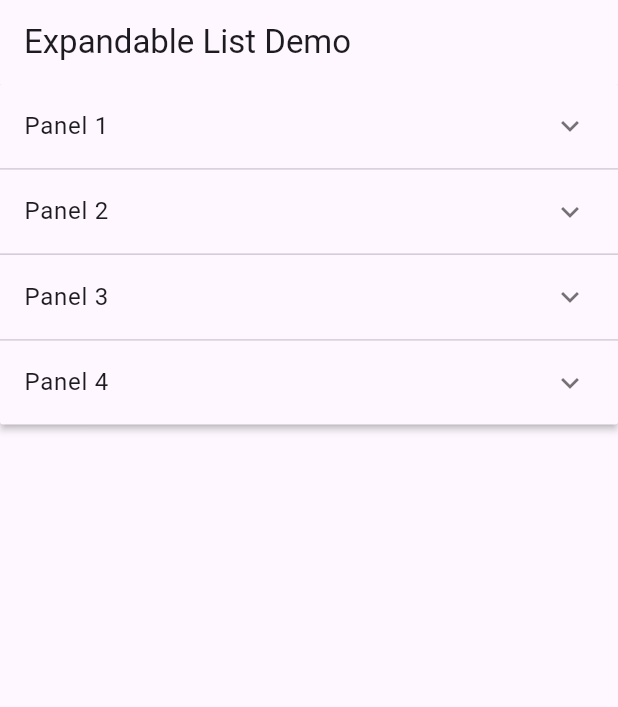
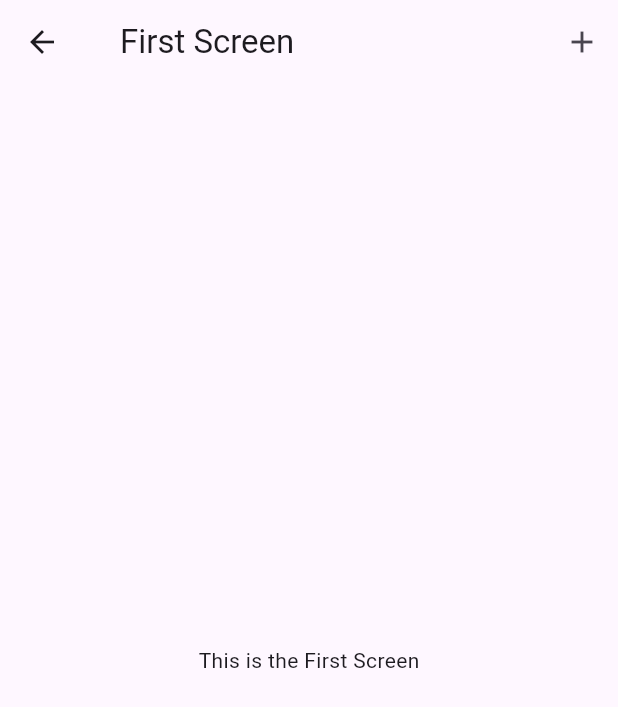
Before and after one commit to BhautikPatel7/Tic-Tac-Toe, a Flutter app: the screen it shows after launch, on a phone screen of 412 x 824 dp. Shown: the top 707 px of the screen. Run offline on Flutter 3.47's test engine with Material 3 defaults, Android fonts, the phone set to English and light mode, and no system bars; our stand-ins replace flutter_local_notifications, shared_preferences.

Commit message:
added some components like appbar, utton, theme, dependecy injecation with provider, haptic feedback, validator to use directly

```diff
--- /dev/null
+++ b/lib/core/app_theme.dart
@@ -0,0 +1,37 @@
+import 'package:flutter/material.dart';
+
+class AppTheme {
+  static final ThemeData lightTheme = ThemeData(
+    brightness: Brightness.light,
+    primarySwatch: Colors.blue,
+    scaffoldBackgroundColor: Colors.white,
+    cardColor: Colors.white,
+    textTheme: const TextTheme(
+      titleLarge: TextStyle(color: Colors.black, fontSize: 19), // Card Title
+      bodyMedium: TextStyle(color: Colors.black), // Body Text
+    ),
+    elevatedButtonTheme: ElevatedButtonThemeData(
+      style: ElevatedButton.styleFrom(
+        foregroundColor: Colors.white,
+        backgroundColor: Colors.blue, // Text Color
+      ),
+    ),
+  );
+
+  static final ThemeData darkTheme = ThemeData(
+    brightness: Brightness.dark,
+    primarySwatch: Colors.blueGrey,
+    scaffoldBackgroundColor: Colors.black,
+    cardColor: Colors.grey[800],
+    textTheme: const TextTheme(
+      titleLarge: TextStyle(color: Colors.white), // Card Title
+      bodyMedium: TextStyle(color: Colors.white), // Body Text
+    ),
+    elevatedButtonTheme: ElevatedButtonThemeData(
+      style: ElevatedButton.styleFrom(
+        foregroundColor: Colors.white,
+        backgroundColor: Colors.blueGrey, // Text Color
+      ),
+    ),
+  );
+}
--- /dev/null
+++ b/lib/core/appbar.dart
@@ -0,0 +1,49 @@
+import 'package:flutter/material.dart';
+
+class CustomAppBar extends StatelessWidget implements PreferredSizeWidget {
+  final String title;
+  final List<Widget>? actions;
+  final Widget? leading;
+  final bool autoLeading;
+  final bool showImage;
+  final ImageProvider? imageProvider;
+
+  const CustomAppBar({
+    Key? key,
+    required this.title,
+    this.actions,
+    this.leading,
+    this.autoLeading = true,
+    this.showImage = false,
+    this.imageProvider,
+  }) : super(key: key);
+
+  @override
+  Widget build(BuildContext context) {
+    return AppBar(
+      leading: autoLeading
+          ? IconButton(
+              icon: const Icon(Icons.arrow_back),
+              onPressed: () {
+                Navigator.of(context).pop();
+              },
+            )
+          : leading,
+      title: Row(
+        children: [
+          if (showImage && imageProvider != null)
+            CircleAvatar(
+              backgroundImage: imageProvider,
+              radius: 20,
+            ),
+          const SizedBox(width: 8), // Space between image and title
+          Text(title),
+        ],
+      ),
+      actions: actions,
+    );
+  }
+
+  @override
+  Size get preferredSize => const Size.fromHeight(56.0);
+}
--- a/lib/main.dart
+++ b/lib/main.dart
@@ -1,5 +1,7 @@
 import 'package:flutter/material.dart';
-import 'package:timer_work/expandleblist.dart';
+import 'package:timer_work/views/appbar_demo.dart';
+import 'package:timer_work/views/changeThemeexample.dart';
+import 'package:timer_work/views/expandleblist.dart';
 
 void main() {
   runApp(MyApp());
@@ -13,7 +15,7 @@ class MyApp extends StatelessWidget {
       theme: ThemeData(
         primarySwatch: Colors.blue,
       ),
-      home: ExpandableListView(),
+      home: FirstScreen(),
     );
   }
 }
--- /dev/null
+++ b/lib/utils/constants.dart
@@ -0,0 +1,4 @@
+class AppConstants {
+  static const String baseUrl = 'https://api.example.com/';
+  static const String apiKey = 'your_api_key_here';
+}
--- /dev/null
+++ b/lib/views/appbar_demo.dart
@@ -0,0 +1,55 @@
+import 'package:flutter/material.dart';
+import 'package:timer_work/core/appbar.dart';
+
+class FirstScreen extends StatelessWidget {
+  @override
+  Widget build(BuildContext context) {
+    return Scaffold(
+      appBar: CustomAppBar(
+        title: 'First Screen',
+        actions: [
+          IconButton(
+            icon: Icon(Icons.add),
+            onPressed: () {
+              Navigator.push(context, MaterialPageRoute(
+                builder: (context) {
+                  return SecondScreen();
+                },
+              ));
+            },
+          ),
+        ],
+      ),
+      body: Center(child: Text('This is the First Screen')),
+    );
+  }
+}
+
+class SecondScreen extends StatelessWidget {
+  @override
+  Widget build(BuildContext context) {
+    return Scaffold(
+      appBar: CustomAppBar(
+        title: 'Second Screen',
+        leading: IconButton(
+          icon: Icon(Icons.menu),
+          onPressed: () {
+            // Custom action for menu button
+          },
+        ),
+        showImage: true,
+        imageProvider: NetworkImage(
+            'https://example.com/image.jpg'), // Provide an image URL
+        actions: [
+          IconButton(
+            icon: Icon(Icons.settings),
+            onPressed: () {
+              // Action for settings button
+            },
+          ),
+        ],
+      ),
+      body: Center(child: Text('This is the Second Screen')),
+    );
+  }
+}
--- a/pubspec.yaml
+++ b/pubspec.yaml
@@ -37,6 +37,8 @@ dependencies:
   cupertino_icons: ^1.0.6
   flutter_local_notifications: ^17.2.3
   provider: ^6.1.2
+  shared_preferences: ^2.3.2
+  get_it: ^8.0.0
 
 dev_dependencies:
   flutter_test:
```
Also changed, not shown: lib/components/custom_card.dart (added, +35 -0 lines), lib/core/haptic_feedback.dart (added, +23 -0 lines), lib/core/shared_prefs.dart (added, +19 -0 lines), lib/utils/validators.dart (added, +17 -0 lines), lib/views/changeThemeexample.dart (added, +79 -0 lines), lib/views/custombuttonexample.dart (added, +21 -0 lines), lib/widget/custom_button.dart (added, +22 -0 lines), lib/core/dep_injection.dart (added), lib/views/expandleblist.dart (renamed from lib/expandleblist.dart), lib/views/notification.dart (renamed from lib/notification.dart), lib/views/tic_tac_toe.dart (renamed from lib/tic_tac_toe.dart), pubspec.lock, 2 other files.
